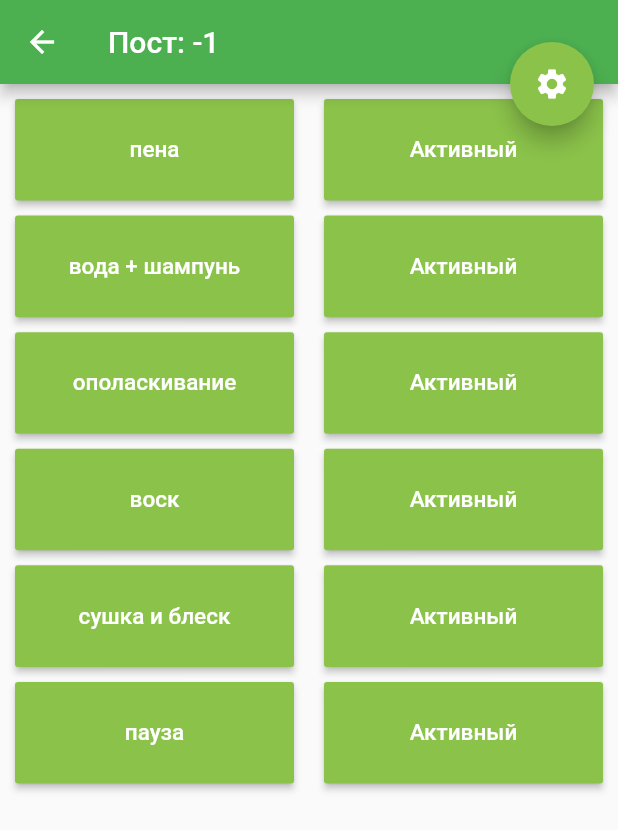
After one commit to OpenRbt/mobile-wash-control, a Flutter app: the screen it shows after launch, after a tap on "EditPost", on a phone screen of 412 x 824 dp. The commit adds this screen. Shown: the top 830 px of the screen. Run offline on Flutter 3.47's test engine with Material 2 defaults, Android fonts, the phone set to English and light mode, and no system bars; missing offline and left inert: ping_discover_network, wifi.

Commit message:
HomePage + PostMenuPage

```diff
--- /dev/null
+++ b/lib/PostMenu.dart
@@ -0,0 +1,237 @@
+import 'package:flutter/material.dart';
+
+class PostMenuArgs {
+  final int postID;
+
+  PostMenuArgs(this.postID);
+}
+
+class PostMenu extends StatelessWidget {
+  int postID;
+
+  PostMenu({Key key, @required this.postID}) : super(key: key);
+
+  @override
+  Widget build(BuildContext context) {
+    final PostMenuArgs args = ModalRoute.of(context).settings.arguments;
+    this.postID = args.postID;
+    final AppBar appBar = AppBar(
+      title: Text("Пост: $postID"),
+    );
+
+    double screenH = MediaQuery.of(context).size.height;
+    double screenW = MediaQuery.of(context).size.width;
+
+    return Scaffold(
+      appBar: appBar,
+      body: OrientationBuilder(
+        builder: (context, orientation) {
+          return new SizedBox(
+            height: screenH - 1 * appBar.preferredSize.height,
+            width: screenW,
+            child: Row(
+              children: [
+                SizedBox(
+                  height: screenH - appBar.preferredSize.height,
+                  width: screenW / 2,
+                  child: GridView.count(
+                    padding: const EdgeInsets.all(10),
+                    crossAxisSpacing: 10,
+                    mainAxisSpacing: 10,
+                    crossAxisCount: 1,
+                    childAspectRatio: (screenW / 2) / 75,
+                    children: [
+                      RaisedButton(
+                        color: Colors.lightGreen,
+                        textColor: Colors.white,
+                        disabledColor: Colors.grey,
+                        disabledTextColor: Colors.black,
+                        padding: EdgeInsets.all(8.0),
+                        splashColor: Colors.lightGreenAccent,
+                        onPressed: () {},
+                        child: Text(
+                          "пена",
+                          style: TextStyle(fontSize: 15),
+                        ),
+                      ),
+                      RaisedButton(
+                        color: Colors.lightGreen,
+                        textColor: Colors.white,
+                        disabledColor: Colors.grey,
+                        disabledTextColor: Colors.black,
+                        padding: EdgeInsets.all(8.0),
+                        splashColor: Colors.lightGreenAccent,
+                        onPressed: () {},
+                        child: Text(
+                          "вода + шампунь",
+                          style: TextStyle(fontSize: 15),
+                        ),
+                      ),
+                      RaisedButton(
+                        color: Colors.lightGreen,
+                        textColor: Colors.white,
+                        disabledColor: Colors.grey,
+                        disabledTextColor: Colors.black,
+                        padding: EdgeInsets.all(8.0),
+                        splashColor: Colors.lightGreenAccent,
+                        onPressed: () {},
+                        child: Text(
+                          "ополаскивание",
+                          style: TextStyle(fontSize: 15),
+                        ),
+                      ),
+                      RaisedButton(
+                        color: Colors.lightGreen,
+                        textColor: Colors.white,
+                        disabledColor: Colors.grey,
+                        disabledTextColor: Colors.black,
+                        padding: EdgeInsets.all(8.0),
+                        splashColor: Colors.lightGreenAccent,
+                        onPressed: () {},
+                        child: Text(
+                          "воск",
+                          style: TextStyle(fontSize: 15),
+                        ),
+                      ),
+                      RaisedButton(
+                        color: Colors.lightGreen,
+                        textColor: Colors.white,
+                        disabledColor: Colors.grey,
+                        disabledTextColor: Colors.black,
+                        padding: EdgeInsets.all(8.0),
+                        splashColor: Colors.lightGreenAccent,
+                        onPressed: () {},
+                        child: Text(
+                          "сушка и блеск",
+                          style: TextStyle(fontSize: 15),
+                        ),
+                      ),
+                      RaisedButton(
+                        color: Colors.lightGreen,
+                        textColor: Colors.white,
+                        disabledColor: Colors.grey,
+                        disabledTextColor: Colors.black,
+                        padding: EdgeInsets.all(8.0),
+                        splashColor: Colors.lightGreenAccent,
+                        onPressed: () {},
+                        child: Text(
+                          "пауза",
+                          style: TextStyle(fontSize: 15),
+                        ),
+                      ),
+                    ],
+                  ),
+                ),
+                SizedBox(
+                  //height: screenH - appBar.preferredSize.height,
+                  width: screenW / 2,
+                  child: GridView.count(
+                    padding: const EdgeInsets.all(10),
+                    crossAxisSpacing: 10,
+                    mainAxisSpacing: 10,
+                    crossAxisCount: 1,
+                    childAspectRatio: (screenW / 2) / 75,
+                    children: [
+                      RaisedButton(
+                        color: Colors.lightGreen,
+                        textColor: Colors.white,
+                        disabledColor: Colors.grey,
+                        disabledTextColor: Colors.black,
+                        padding: EdgeInsets.all(8.0),
+                        splashColor: Colors.lightGreenAccent,
+                        onPressed: () {},
+                        child: Text(
+                          "Активный",
+                          style: TextStyle(fontSize: 15),
+                        ),
+                      ),
+                      RaisedButton(
+                        color: Colors.lightGreen,
+                        textColor: Colors.white,
+                        disabledColor: Colors.grey,
+                        disabledTextColor: Colors.black,
+                        padding: EdgeInsets.all(8.0),
+                        splashColor: Colors.lightGreenAccent,
+                        onPressed: () {},
+                        child: Text(
+                          "Активный",
+                          style: TextStyle(fontSize: 15),
+                        ),
+                      ),
+                      RaisedButton(
+                        color: Colors.lightGreen,
+                        textColor: Colors.white,
+                        disabledColor: Colors.grey,
+                        disabledTextColor: Colors.black,
+                        padding: EdgeInsets.all(8.0),
+                        splashColor: Colors.lightGreenAccent,
+                        onPressed: () {},
+                        child: Text(
+                          "Активный",
+                          style: TextStyle(fontSize: 15),
+                        ),
+                      ),
+                      RaisedButton(
+                        color: Colors.lightGreen,
+                        textColor: Colors.white,
+                        disabledColor: Colors.grey,
+                        disabledTextColor: Colors.black,
+                        padding: EdgeInsets.all(8.0),
+                        splashColor: Colors.lightGreenAccent,
+                        onPressed: () {},
+                        child: Text(
+                          "Активный",
+                          style: TextStyle(fontSize: 15),
+                        ),
+                      ),
+                      RaisedButton(
+                        color: Colors.lightGreen,
+                        textColor: Colors.white,
+                        disabledColor: Colors.grey,
+                        disabledTextColor: Colors.black,
+                        padding: EdgeInsets.all(8.0),
+                        splashColor: Colors.lightGreenAccent,
+                        onPressed: () {},
+                        child: Text(
+                          "Активный",
+                          style: TextStyle(fontSize: 15),
+                        ),
+                      ),
+                      RaisedButton(
+                        color: Colors.lightGreen,
+                        textColor: Colors.white,
+                        disabledColor: Colors.grey,
+                        disabledTextColor: Colors.black,
+                        padding: EdgeInsets.all(8.0),
+                        splashColor: Colors.lightGreenAccent,
+                        onPressed: () {},
+                        child: Text(
+                          "Активный",
+                          style: TextStyle(fontSize: 15),
+                        ),
+                      ),
+                    ],
+                  ),
+                ),
+              ],
+            ),
+          );
+        },
+      ),
+      floatingActionButtonLocation: FloatingActionButtonLocation.endTop,
+      floatingActionButton: _getFloatingButton(true),
+    );
+  }
+
+  Widget _getFloatingButton(bool portrait) {
+    return portrait
+        ? new FloatingActionButton(
+            backgroundColor: Colors.lightGreen,
+            splashColor: Colors.lightGreenAccent,
+            tooltip: "Дополнительно",
+            onPressed: () {},
+            child: Icon(Icons.settings),
+          )
+        : null;
+  }
+}
--- a/lib/ServersPage.dart
+++ b/lib/ServersPage.dart
@@ -1,7 +1,7 @@
 import 'package:flutter/material.dart';
 
 class ServersPage extends StatelessWidget {
-  List<String> servers = new List<String>();
+  final List<String> servers;
 
   ServersPage({Key key, @required this.servers}) : super(key: key);
 
--- a/lib/main.dart
+++ b/lib/main.dart
@@ -1,6 +1,8 @@
 import 'dart:core';
 //import 'dart:io';
 
+import 'package:mobile_wash_control/HomePage.dart';
+import 'package:mobile_wash_control/PostMenu.dart';
 import 'package:mobile_wash_control/ServersPage.dart';
 import 'package:wifi/wifi.dart';
 import 'package:ping_discover_network/ping_discover_network.dart';
@@ -33,7 +35,14 @@ class MyApp extends StatelessWidget {
         // closer together (more dense) than on mobile platforms.
         visualDensity: VisualDensity.adaptivePlatformDensity,
       ),
-      home: MyHomePage(title: 'Welcome'),
+      initialRoute: "/",
+      routes: {
+        "/": (context) => MyHomePage(title: "Welcome"),
+        "/testScan": (context) => ServersPage(servers: null),
+        "/home": (context) => HomePage(),
+        "/home/editPost": (context) => PostMenu(postID: null),
+      },
+      //home: MyHomePage(title: 'Welcome'),
     );
   }
 }
@@ -143,17 +152,27 @@ class _MyHomePageState extends State<MyHomePage> {
           // horizontal).
           mainAxisAlignment: MainAxisAlignment.center,
           children: <Widget>[
-            _BuildServersButton(),
+            _buildServersButton(),
             Text(_canScan ? _scanMSG : ""),
+            RaisedButton(
+                child: Text("Home"),
+                onPressed: () {
+                  Navigator.pushNamed(context, "/home");
+                }),
+            RaisedButton(
+                child: Text("EditPost"),
+                onPressed: () {
+                  Navigator.pushNamed(context, "/home/editPost", arguments: PostMenuArgs(-1));
+                }),
           ],
         ),
       ),
-      floatingActionButton: _BuildScanButton(),
+      floatingActionButton: _buildScanButton(),
       // This trailing comma makes auto-formatting nicer for build methods.
     );
   }
 
-  Widget _BuildServersButton() {
+  Widget _buildServersButton() {
     return new RaisedButton(
         color: _servers.length < 1 ? Colors.redAccent : Colors.green,
         child: new Text(_canScan
@@ -170,12 +189,12 @@ class _MyHomePageState extends State<MyHomePage> {
               });
   }
 
-  Widget _BuildScanButton() {
+  Widget _buildScanButton() {
     return new FloatingActionButton(
       backgroundColor: _canScan ? Colors.green : Colors.yellow,
       splashColor: Colors.greenAccent,
       onPressed: _canScan
-          ? ()  {
+          ? () {
               _scanLan();
             }
           : () {
```
Also changed, not shown: lib/HomePage.dart (added, +217 -0 lines).
